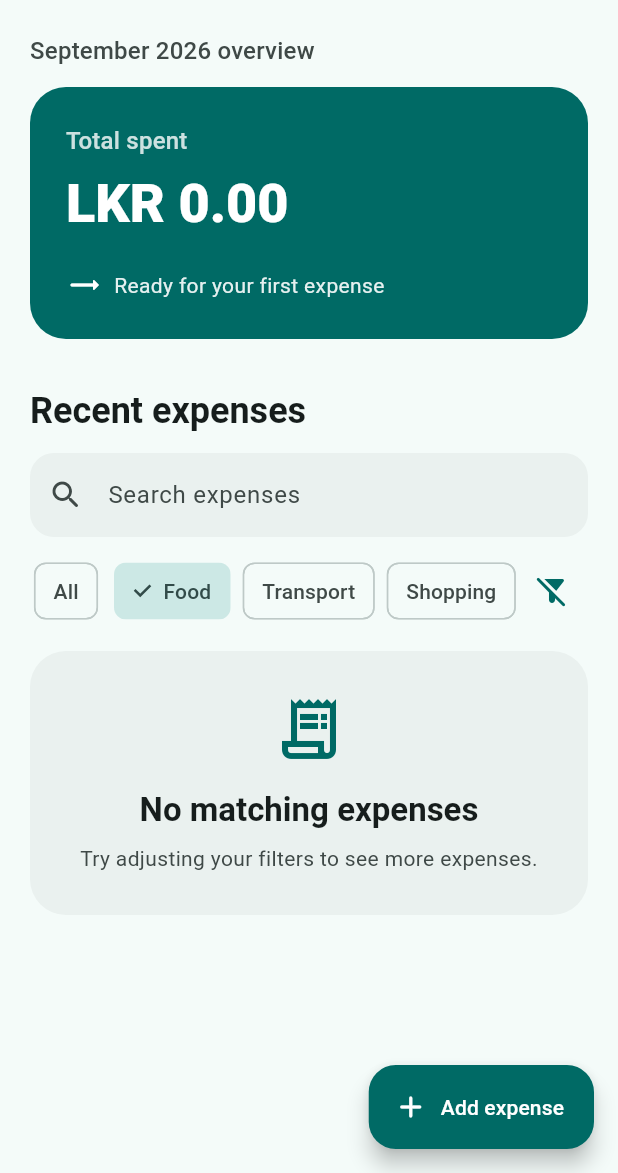
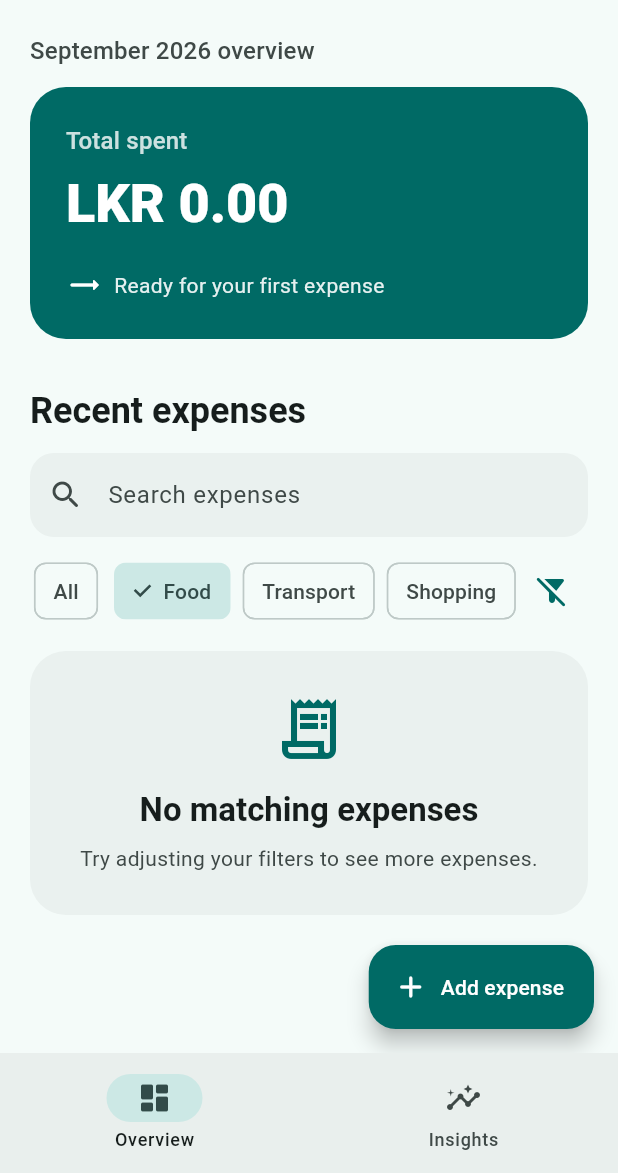
Before and after one commit to tharukanandasiri/Expense-Tracker-Mobile-App, a Flutter app: the screen it shows once a user with an empty profile is signed in, after a tap on "Food", on a phone screen of 412 x 824 dp, the part 63-1236 px from its top. Run offline on Flutter 3.47's test engine with Material 3 defaults, Android fonts, the phone set to English and light mode, and no system bars; our stand-ins replace cloud_firestore, firebase_auth, firebase_core, flutter_slidable, google_sign_in, shared_preferences; accounts and stored records are empty; network calls fail.

Commit message:
feat: add monthly comparison summary

```diff
--- a/lib/core/localization/app_localizations.dart
+++ b/lib/core/localization/app_localizations.dart
@@ -98,6 +98,16 @@ class AppLocalizations {
       'system_theme': 'Use system theme',
       'light_theme': 'Light theme',
       'dark_theme': 'Dark theme',
+      'overview_tab': 'Overview',
+      'insights_tab': 'Insights',
+      'insights_title': 'Monthly insights',
+      'insights_subtitle':
+          'Compare two months and discover where your spending changes.',
+      'current_month': 'Current month',
+      'comparison_month': 'Compare with',
+      'spent_more': 'You spent more this month',
+      'spent_less': 'You spent less this month',
+      'category_comparison': 'Category comparison',
       'expense_deleted': 'Expense deleted',
       'undo': 'Undo',
       'undo_failed': 'Could not restore expense.',
@@ -173,6 +183,15 @@ class AppLocalizations {
       'system_theme': 'පද්ධති තේමාව භාවිතා කරන්න',
       'light_theme': 'ආලෝක තේමාව',
       'dark_theme': 'අඳුරු තේමාව',
+      'overview_tab': 'සාරාංශය',
+      'insights_tab': 'විශ්ලේෂණ',
+      'insights_title': 'මාසික විශ්ලේෂණ',
+      'insights_subtitle': 'මාස දෙකක් සසඳා ඔබේ වියදම් වෙනස්කම් හඳුනා ගන්න.',
+      'current_month': 'වත්මන් මාසය',
+      'comparison_month': 'සසඳන මාසය',
+      'spent_more': 'මෙම මාසයේ වැඩිපුර වියදම් කර ඇත',
+      'spent_less': 'මෙම මාසයේ අඩුවෙන් වියදම් කර ඇත',
+      'category_comparison': 'වර්ග අනුව සසඳීම',
       'expense_deleted': 'වියදම මකා දමන ලදී',
       'undo': 'ආපසු කරන්න',
       'undo_failed': 'වියදම ප්‍රතිසාධනය කළ නොහැක.',
@@ -248,6 +267,16 @@ class AppLocalizations {
       'system_theme': 'கணினி தீமை பயன்படுத்து',
       'light_theme': 'ஒளி தீமை',
       'dark_theme': 'இருண்ட தீமை',
+      'overview_tab': 'கண்ணோட்டம்',
+      'insights_tab': 'நுண்ணறிவு',
+      'insights_title': 'மாதாந்திர நுண்ணறிவு',
+      'insights_subtitle':
+          'இரண்டு மாதங்களை ஒப்பிட்டு செலவு மாற்றங்களை அறியவும்.',
+      'current_month': 'நடப்பு மாதம்',
+      'comparison_month': 'ஒப்பிடும் மாதம்',
+      'spent_more': 'இந்த மாதம் அதிகம் செலவிட்டீர்கள்',
+      'spent_less': 'இந்த மாதம் குறைவாக செலவிட்டீர்கள்',
+      'category_comparison': 'வகை ஒப்பீடு',
       'expense_deleted': 'செலவு நீக்கப்பட்டது',
       'undo': 'மீட்டமை',
       'undo_failed': 'செலவை மீட்டெடுக்க முடியவில்லை.',
--- /dev/null
+++ b/lib/features/navigation/presentation/pages/vaultsync_shell.dart
@@ -0,0 +1,311 @@
+import 'package:flutter/material.dart';
+
+import '../../../../core/localization/app_localizations.dart';
+import '../../../../core/settings/app_settings_controller.dart';
+import '../../../../core/theme/theme_controller.dart';
+import '../../../auth/domain/entities/auth_user.dart';
+import '../../../auth/domain/repositories/auth_repository.dart';
+import '../../../expenses/domain/repositories/expense_repository.dart';
+import '../../../expenses/domain/entities/expense.dart';
+import '../../../expenses/domain/entities/expense_category.dart';
+import '../../../expenses/presentation/pages/expenses_page.dart';
+
+class VaultSyncShell extends StatefulWidget {
+  const VaultSyncShell({
+    super.key,
+    required this.repository,
+    required this.authRepository,
+    required this.currentUser,
+    required this.themeController,
+    required this.settingsController,
+  });
+
+  final ExpenseRepository repository;
+  final AuthRepository authRepository;
+  final AuthUser currentUser;
+  final ThemeController themeController;
+  final AppSettingsController settingsController;
+
+  @override
+  State<VaultSyncShell> createState() => _VaultSyncShellState();
+}
+
+class _VaultSyncShellState extends State<VaultSyncShell> {
+  int _selectedIndex = 0;
+
+  @override
+  Widget build(BuildContext context) {
+    final l10n = AppLocalizations.of(context);
+
+    return Scaffold(
+      body: IndexedStack(
+        index: _selectedIndex,
+        children: [
+          ExpensesPage(
+            repository: widget.repository,
+            authRepository: widget.authRepository,
+            currentUser: widget.currentUser,
+            themeController: widget.themeController,
+            settingsController: widget.settingsController,
+          ),
+          _InsightsPage(
+            repository: widget.repository,
+            settingsController: widget.settingsController,
+          ),
+        ],
+      ),
+      bottomNavigationBar: NavigationBar(
+        selectedIndex: _selectedIndex,
+        onDestinationSelected: (index) =>
+            setState(() => _selectedIndex = index),
+        destinations: [
+          NavigationDestination(
+            icon: const Icon(Icons.dashboard_outlined),
+            selectedIcon: const Icon(Icons.dashboard_rounded),
+            label: l10n.t('overview_tab'),
+          ),
+          NavigationDestination(
+            icon: const Icon(Icons.insights_outlined),
+            selectedIcon: const Icon(Icons.insights_rounded),
+            label: l10n.t('insights_tab'),
+          ),
+        ],
+      ),
+    );
+  }
+}
+
+class _InsightsPage extends StatefulWidget {
+  const _InsightsPage({
+    required this.repository,
+    required this.settingsController,
+  });
+
+  final ExpenseRepository repository;
+  final AppSettingsController settingsController;
+
+  @override
+  State<_InsightsPage> createState() => _InsightsPageState();
+}
+
+class _InsightsPageState extends State<_InsightsPage> {
+  List<Expense> _expensesForMonth(List<Expense> expenses, DateTime month) {
+    return expenses
+        .where(
+          (expense) =>
+              expense.date.year == month.year &&
+              expense.date.month == month.month,
+        )
+        .toList();
+  }
+
+  double _total(List<Expense> expenses) =>
+      expenses.fold(0, (total, expense) => total + expense.amount);
+
+  Map<ExpenseCategory, double> _categoryTotals(List<Expense> expenses) {
+    final totals = <ExpenseCategory, double>{};
+    for (final expense in expenses) {
+      totals.update(
+        expense.category,
+        (total) => total + expense.amount,
+        ifAbsent: () => expense.amount,
+      );
+    }
+    return totals;
+  }
+
+  @override
+  Widget build(BuildContext context) {
+    final theme = Theme.of(context);
+    final colorScheme = theme.colorScheme;
+    final l10n = AppLocalizations.of(context);
+    final now = DateTime.now();
+    final currentMonth = DateTime(now.year, now.month);
+    final comparisonMonth = DateTime(now.year, now.month - 1);
+    final materialLocalizations = MaterialLocalizations.of(context);
+
+    return StreamBuilder<List<Expense>>(
+      stream: widget.repository.watchExpenses(),
+      builder: (context, snapshot) {
+        if (!snapshot.hasData) {
+          return const Scaffold(
+            body: Center(child: CircularProgressIndicator()),
+          );
+        }
+
+        final currentExpenses = _expensesForMonth(snapshot.data!, currentMonth);
+        final comparisonExpenses = _expensesForMonth(
+          snapshot.data!,
+          comparisonMonth,
+        );
+        final currentTotal = _total(currentExpenses);
+        final comparisonTotal = _total(comparisonExpenses);
+        final difference = currentTotal - comparisonTotal;
+        final percent = comparisonTotal == 0
+            ? null
+            : (difference / comparisonTotal) * 100;
+        final currentCategories = _categoryTotals(currentExpenses);
+        final comparisonCategories = _categoryTotals(comparisonExpenses);
+        final categories = {
+          ...currentCategories.keys,
+          ...comparisonCategories.keys,
+        };
+
+        return Scaffold(
+          appBar: AppBar(title: Text(l10n.t('insights_tab'))),
+          body: ListView(
+            padding: const EdgeInsets.fromLTRB(20, 12, 20, 32),
+            children: [
+              Text(
+                l10n.t('insights_title'),
+                style: theme.textTheme.headlineSmall?.copyWith(
+                  fontWeight: FontWeight.w800,
+                ),
+              ),
+              const SizedBox(height: 6),
+              Text(
+                l10n.t('insights_subtitle'),
+                style: theme.textTheme.bodyMedium?.copyWith(
+                  color: colorScheme.onSurfaceVariant,
+                ),
+              ),
+              const SizedBox(height: 20),
+              _ComparisonCard(
+                title:
+                    '${l10n.t('current_month')} • ${materialLocalizations.formatMonthYear(currentMonth)}',
+                amount: widget.settingsController.formatAmount(currentTotal),
+                color: colorScheme.primary,
+              ),
+              const SizedBox(height: 10),
+              _ComparisonCard(
+                title:
+                    '${l10n.t('comparison_month')} • ${materialLocalizations.formatMonthYear(comparisonMonth)}',
+                amount: widget.settingsController.formatAmount(comparisonTotal),
+                color: colorScheme.secondary,
+              ),
+              const SizedBox(height: 16),
+              Card(
+                child: Padding(
+                  padding: const EdgeInsets.all(18),
+                  child: Column(
+                    crossAxisAlignment: CrossAxisAlignment.start,
+                    children: [
+                      Text(
+                        difference >= 0
+                            ? l10n.t('spent_more')
+                            : l10n.t('spent_less'),
+                        style: theme.textTheme.titleMedium,
+                      ),
+                      const SizedBox(height: 6),
+                      Text(
+                        '${widget.settingsController.formatAmount(difference.abs())}${percent == null ? '' : '  (${percent.abs().toStringAsFixed(1)}%)'}',
+                        style: theme.textTheme.headlineSmall?.copyWith(
+                          fontWeight: FontWeight.w800,
+                        ),
+                      ),
+                    ],
+                  ),
+                ),
+              ),
+              if (categories.isNotEmpty) ...[
+                const SizedBox(height: 24),
+                Text(
+                  l10n.t('category_comparison'),
+                  style: theme.textTheme.titleLarge?.copyWith(
+                    fontWeight: FontWeight.w700,
+                  ),
+                ),
+                const SizedBox(height: 10),
+                ...categories.map(
+                  (category) => _CategoryComparisonRow(
+                    category: category,
+                    currentAmount: currentCategories[category] ?? 0,
+                    comparisonAmount: comparisonCategories[category] ?? 0,
+                    currencyFormatter: widget.settingsController.formatAmount,
+                  ),
+                ),
+              ],
+            ],
+          ),
+        );
+      },
+    );
+  }
+}
+
+class _ComparisonCard extends StatelessWidget {
+  const _ComparisonCard({
+    required this.title,
+    required this.amount,
+    required this.color,
+  });
+
+  final String title;
+  final String amount;
+  final Color color;
+
+  @override
+  Widget build(BuildContext context) {
+    return Card(
+      color: color.withValues(alpha: 0.12),
+      child: ListTile(
+        leading: CircleAvatar(
+          backgroundColor: color,
+          child: const Icon(Icons.payments_outlined, color: Colors.white),
+        ),
+        title: Text(title),
+        trailing: Text(
+          amount,
+          style: const TextStyle(fontWeight: FontWeight.w800),
+        ),
+      ),
+    );
+  }
+}
+
+class _CategoryComparisonRow extends StatelessWidget {
+  const _CategoryComparisonRow({
+    required this.category,
+    required this.currentAmount,
+    required this.comparisonAmount,
+    required this.currencyFormatter,
+  });
+
+  final ExpenseCategory category;
+  final double currentAmount;
+  final double comparisonAmount;
+  final String Function(double) currencyFormatter;
+
+  @override
+  Widget build(BuildContext context) {
+    final l10n = AppLocalizations.of(context);
+    final colorScheme = Theme.of(context).colorScheme;
+    return Card(
+      margin: const EdgeInsets.only(bottom: 8),
+      child: Padding(
+        padding: const EdgeInsets.all(14),
+        child: Row(
+          children: [
+            Expanded(child: Text(l10n.categoryLabel(category.name))),
+            Column(
+              crossAxisAlignment: CrossAxisAlignment.end,
+              children: [
+                Text(
+                  currencyFormatter(currentAmount),
+                  style: TextStyle(
+                    color: colorScheme.primary,
+                    fontWeight: FontWeight.w700,
+                  ),
+                ),
+                Text(
+                  currencyFormatter(comparisonAmount),
+                  style: TextStyle(color: colorScheme.secondary, fontSize: 12),
+                ),
+              ],
+            ),
+          ],
+        ),
+      ),
+    );
+  }
+}
--- a/lib/main.dart
+++ b/lib/main.dart
@@ -16,7 +16,7 @@ import 'features/auth/presentation/pages/auth_page.dart';
 import 'features/expenses/data/repositories/firestore_expense_repository.dart';
 import 'features/expenses/data/repositories/in_memory_expense_repository.dart';
 import 'features/expenses/domain/repositories/expense_repository.dart';
-import 'features/expenses/presentation/pages/expenses_page.dart';
+import 'features/navigation/presentation/pages/vaultsync_shell.dart';
 import 'firebase_options.dart';
 
 Future<void> main() async {
@@ -134,7 +134,7 @@ class _AuthGate extends StatelessWidget {
         final repository =
             expenseRepository ??
             FirestoreExpenseRepository(userId: snapshot.data!.uid);
-        return ExpensesPage(
+        return VaultSyncShell(
           repository: repository,
           authRepository: authRepository,
           currentUser: snapshot.data!,
```
Also changed, not shown: 1 other file.
